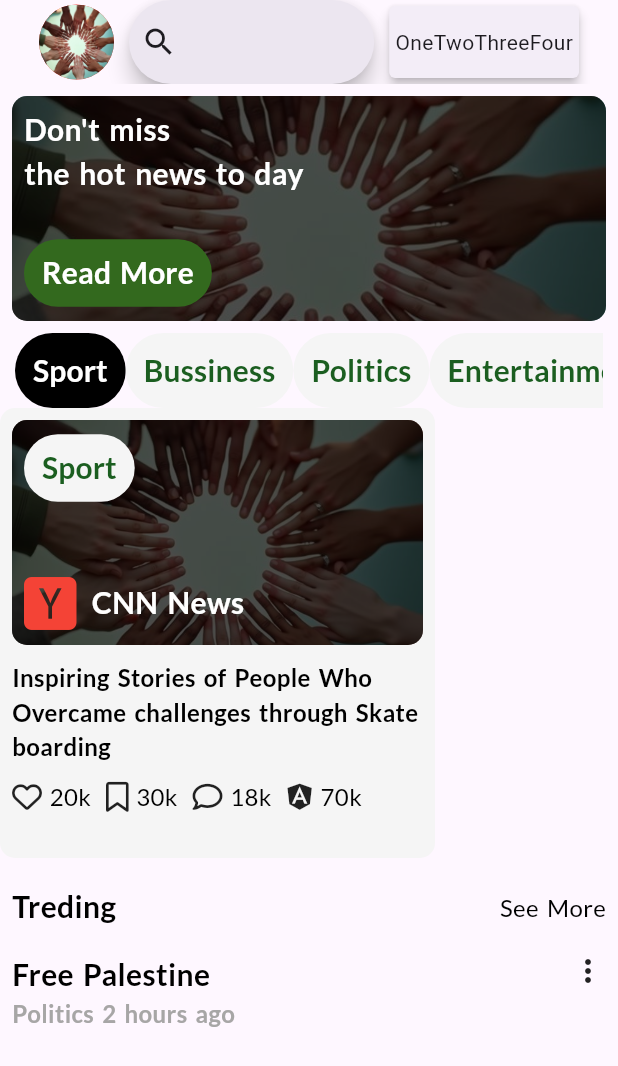
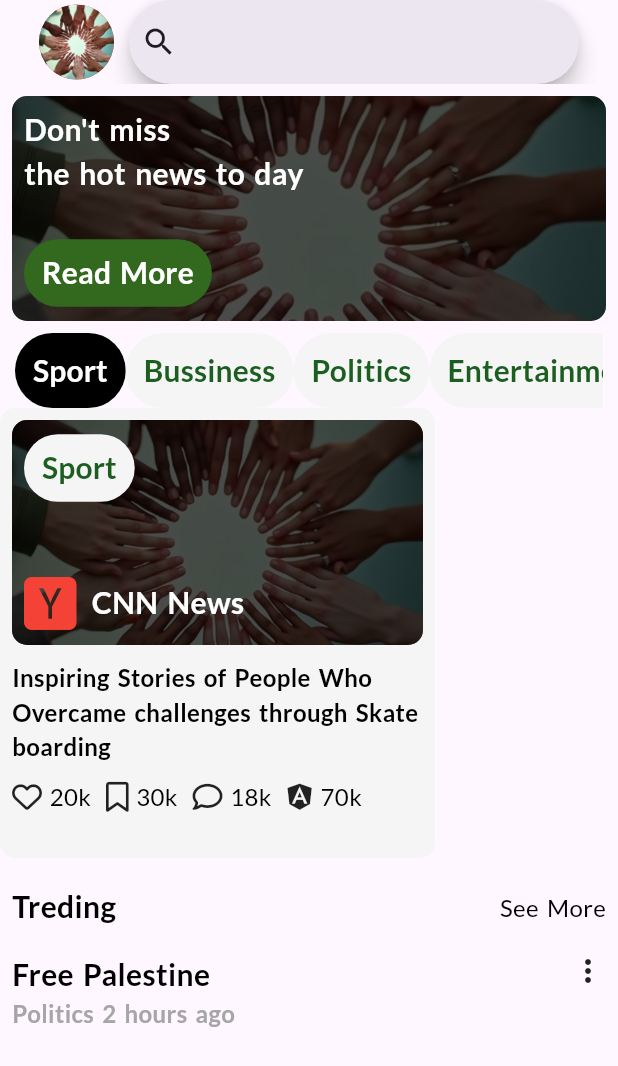
Before and after one commit to TWARIQABDUL/connect_app, a Flutter app: the screen it shows after launch, on a phone screen of 412 x 824 dp. Shown: the top 1066 px of the screen. Run offline on Flutter 3.47's test engine with Material 3 defaults, Android fonts, the phone set to English and light mode, and no system bars; our stand-ins replace flutter_form_builder, flutter_svg, font_awesome_flutter, form_builder_validators, get, google_fonts.

```diff
--- a/lib/pages/home.dart
+++ b/lib/pages/home.dart
@@ -7,7 +7,7 @@ import 'package:get/get.dart';
 
 class HomePage extends GetView {
   final NewsControler newsControler = Get.put(NewsControler());
-  List<String> list = <String>['One', 'Two', 'Three', 'Four'];
+  // List<String> list = <String>['One', 'Two', 'Three', 'Four'];
   @override
   Widget build(BuildContext context) {
     return Scaffold(
@@ -37,12 +37,12 @@ class HomePage extends GetView {
                   },
                 ),
               ),
-              MenuBar(children: list.map<DropdownMenuItem<String>>((String value) {
-                  return DropdownMenuItem<String>(
-                    value: value,
-                    child: Text(value),
-                  );
-                }).toList(),),
+              // MenuBar(children: list.map<DropdownMenuItem<String>>((String value) {
+              //     return DropdownMenuItem<String>(
+              //       value: value,
+              //       child: Text(value),
+              //     );
+              //   }).toList(),),
               // DropdownButton(
               //   items: list.map<DropdownMenuItem<String>>((String value) {
               //     return DropdownMenuItem<String>(
```
